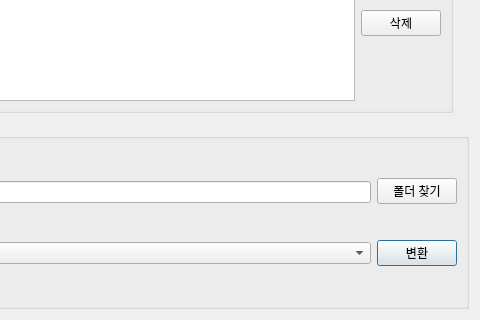
Before: the Qt Designer form main_gui.ui in handrake/subtitle-convert, drawn with Qt 5; both pictures show x 320 to 800 and y 280 to 600 of the 800 by 600 pixel window.
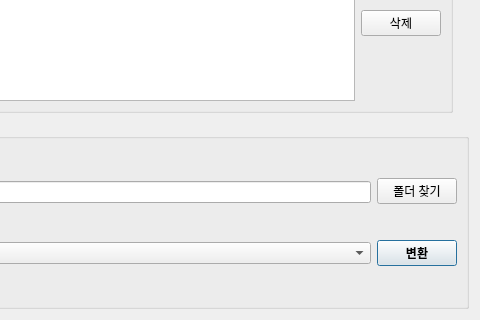
After: the same form once the commit is applied.

Commit message: made convert button bold

Diff of the .ui file:
```diff
--- a/main_gui.ui
+++ b/main_gui.ui
@@ -153,6 +153,12 @@
           </item>
           <item>
            <widget class="QPushButton" name="convert_button">
+            <property name="font">
+             <font>
+              <weight>75</weight>
+              <bold>true</bold>
+             </font>
+            </property>
             <property name="text">
              <string>변환</string>
             </property>
```
Left out of the diff: 1 changed line with no effect on the pictures.
